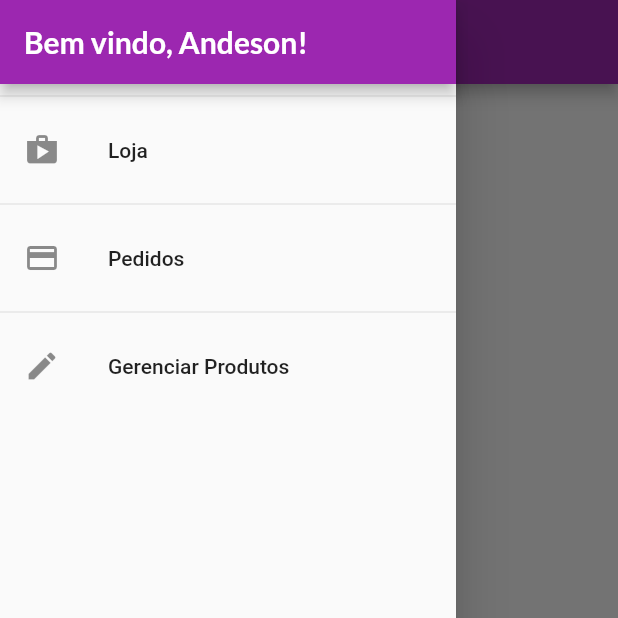
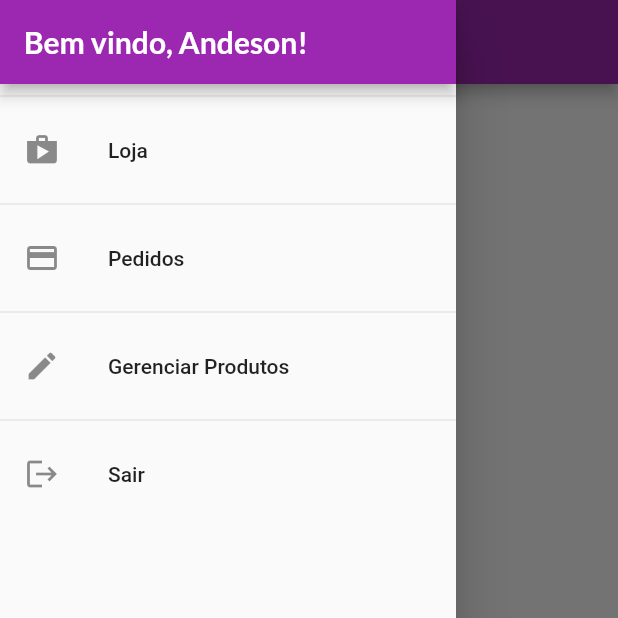
Before and after one commit to anderson-s/AppLojaVirtual, a Flutter app: the OrdersView screen opened by its route, with the side drawer open, on a phone screen of 412 x 824 dp, the top half of it. Run offline on Flutter 3.47's test engine with Material 2 defaults, Android fonts, the phone set to English and light mode, and no system bars; network calls fail.

Commit message:
Adicionando logout

```diff
--- a/lib/controller/controller_order.dart
+++ b/lib/controller/controller_order.dart
@@ -18,8 +18,9 @@ class ControllerOrder with ChangeNotifier {
 
   Future<void> loadOrder() async {
     List<Order> items = [];
-    final response =
-        await http.get(Uri.parse("${Constants.pedidos}/$_uid/.json?auth=$_token"));
+    final response = await http.get(
+      Uri.parse("${Constants.pedidos}/$_uid/.json?auth=$_token"),
+    );
     if (response.body == "null") {
       return;
     }
--- a/lib/views/components/app_drawer.dart
+++ b/lib/views/components/app_drawer.dart
@@ -1,5 +1,7 @@
+import 'package:app_loja_virtual/controller/controller_auth.dart';
 import 'package:app_loja_virtual/models/utils/routes.dart';
 import 'package:flutter/material.dart';
+import 'package:provider/provider.dart';
 
 class AppDrawer extends StatelessWidget {
   const AppDrawer({super.key});
@@ -38,6 +40,15 @@ class AppDrawer extends StatelessWidget {
               Navigator.pushReplacementNamed(context, Routes.productsPage);
             },
           ),
+          const Divider(),
+          ListTile(
+            leading: const Icon(Icons.logout),
+            title: const Text("Sair"),
+            onTap: () {
+              Provider.of<ControllerAuth>(context, listen: false).logout();
+              Navigator.of(context).pushReplacementNamed(Routes.authOrHome);
+            },
+          ),
         ],
       ),
     );
```
Also changed, not shown: lib/controller/controller_auth.dart (+8 -0 lines).
